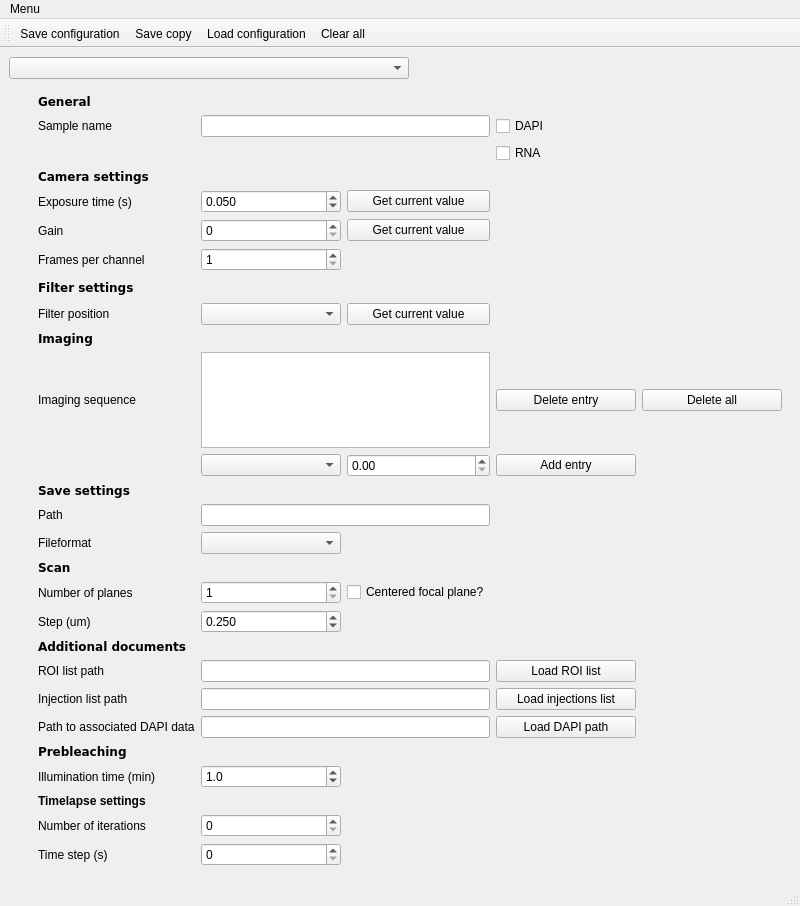
Before: the Qt Designer form gui/experiment_configurator/ui_exp_configurator.ui in NollmannLab/qudi-HiM, drawn with Qt 5.
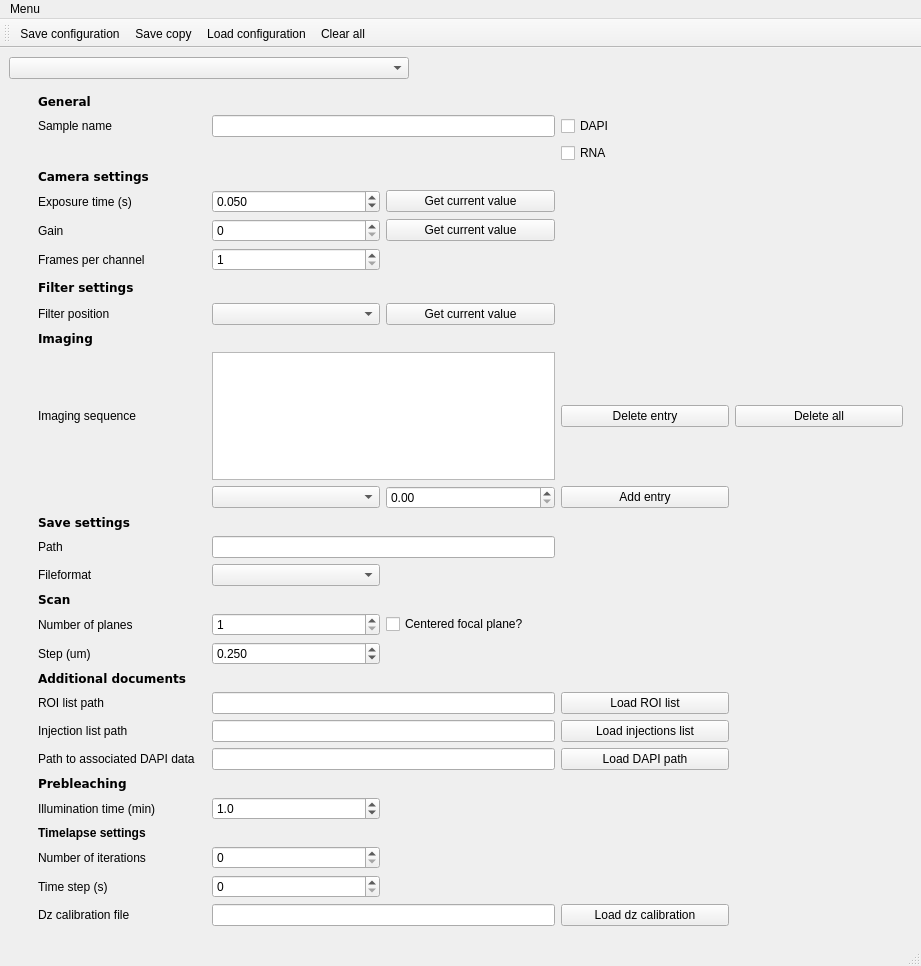
After: the same form once the commit is applied.

Commit message: Add dz-calibration loading option for FTL experiment

Diff of the .ui file:
```diff
--- a/gui/experiment_configurator/ui_exp_configurator.ui
+++ b/gui/experiment_configurator/ui_exp_configurator.ui
@@ -6,8 +6,8 @@
    <rect>
     <x>0</x>
     <y>0</y>
-    <width>800</width>
-    <height>906</height>
+    <width>921</width>
+    <height>966</height>
    </rect>
   </property>
   <property name="windowTitle">
@@ -155,7 +155,11 @@
         <widget class="QLineEdit" name="save_path_LineEdit"/>
        </item>
        <item row="27" column="2" colspan="2">
-        <widget class="QLineEdit" name="roi_list_path_LineEdit"/>
+        <widget class="QLineEdit" name="roi_list_path_LineEdit">
+         <property name="enabled">
+          <bool>true</bool>
+         </property>
+        </widget>
        </item>
        <item row="29" column="2" colspan="2">
         <widget class="QLineEdit" name="dapi_data_LineEdit"/>
@@ -573,6 +577,23 @@
        <item row="35" column="2">
         <widget class="QSpinBox" name="time_step_SpinBox"/>
        </item>
+       <item row="36" column="1">
+        <widget class="QLabel" name="dz_calibration_label">
+         <property name="text">
+          <string>Dz calibration file</string>
+         </property>
+        </widget>
+       </item>
+       <item row="36" column="2" colspan="2">
+        <widget class="QLineEdit" name="axial_calibration_path_lineEdit"/>
+       </item>
+       <item row="36" column="4">
+        <widget class="QPushButton" name="load_dz_calibration_pushButton">
+         <property name="text">
+          <string>Load dz calibration</string>
+         </property>
+        </widget>
+       </item>
       </layout>
      </widget>
     </item>
@@ -583,8 +604,8 @@
     <rect>
      <x>0</x>
      <y>0</y>
-     <width>800</width>
-     <height>22</height>
+     <width>921</width>
+     <height>20</height>
     </rect>
    </property>
    <widget class="QMenu" name="menuMenu">
```
Left out of the diff: 20 changed lines with no effect on the pictures. The commit also changes 2 other files.
